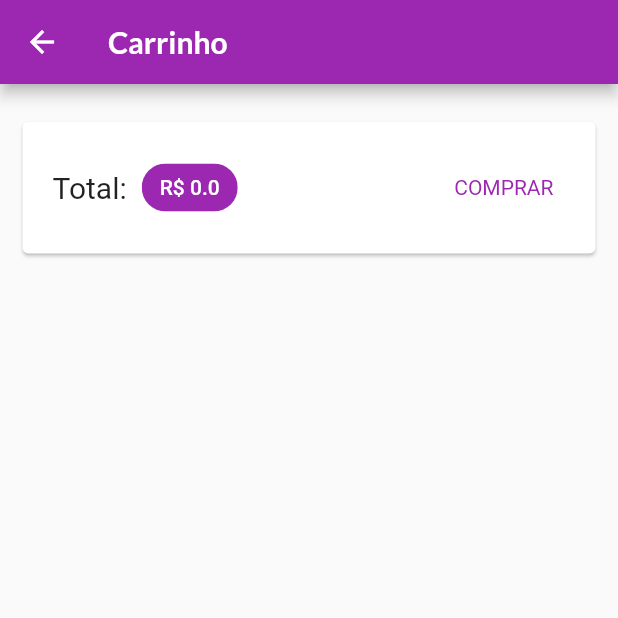
After one commit to jfcbxp/flutter-shop-curso, a Flutter app: the CartPage screen opened by its route, on a phone screen of 412 x 824 dp, the top half of it. The commit adds this screen. Run offline on Flutter 3.47's test engine with Material 2 defaults, Android fonts, the phone set to English and light mode, and no system bars; network calls fail.

Commit message:
adicionado tela de carrinho de compras

```diff
--- a/lib/main.dart
+++ b/lib/main.dart
@@ -2,6 +2,7 @@ import 'package:flutter/material.dart';
 import 'package:provider/provider.dart';
 import 'package:shop/model/cart.dart';
 import 'package:shop/model/product_list.dart';
+import 'package:shop/pages/cart_page.dart';
 import 'package:shop/pages/product_datail_page.dart';
 import 'package:shop/pages/products_overview_page.dart';
 import 'package:shop/utils/app_routes.dart';
@@ -48,7 +49,10 @@ class MyApp extends StatelessWidget {
           ),
         ),
         home: ProductsOverviewPage(),
-        routes: {AppRoutes.PRODUCT_DATAIL: (ctx) => ProductDetailPage()},
+        routes: {
+          AppRoutes.PRODUCT_DATAIL: (ctx) => ProductDetailPage(),
+          AppRoutes.CART: (ctx) => CartPage()
+        },
       ),
     );
   }
--- a/lib/model/cart.dart
+++ b/lib/model/cart.dart
@@ -1,6 +1,6 @@
 import 'dart:math';
 
-import 'package:flutter/cupertino.dart';
+import 'package:flutter/material.dart';
 import 'package:shop/model/cart_item.dart';
 import 'package:shop/model/product.dart';
 
@@ -18,7 +18,7 @@ class Cart with ChangeNotifier {
   double get totalAmount {
     double total = 0.0;
     _items.forEach((key, value) {
-      total += value.price + value.quantity;
+      total += value.price * value.quantity;
     });
     return total;
   }
--- a/lib/model/product.dart
+++ b/lib/model/product.dart
@@ -1,4 +1,4 @@
-import 'package:flutter/cupertino.dart';
+import 'package:flutter/material.dart';
 
 class Product with ChangeNotifier {
   final String id;
--- /dev/null
+++ b/lib/pages/cart_page.dart
@@ -0,0 +1,58 @@
+import 'package:flutter/material.dart';
+import 'package:provider/provider.dart';
+import 'package:shop/components/cart_item.dart';
+import 'package:shop/model/cart.dart';
+
+class CartPage extends StatelessWidget {
+  const CartPage({super.key});
+
+  @override
+  Widget build(BuildContext context) {
+    final Cart cart = Provider.of(context);
+    final items = cart.items.values.toList();
+    return Scaffold(
+      appBar: AppBar(
+        title: Text('Carrinho'),
+      ),
+      body: Column(children: [
+        Card(
+          margin: EdgeInsets.symmetric(horizontal: 15, vertical: 25),
+          child: Padding(
+            padding: const EdgeInsets.all(20),
+            child: Row(
+                mainAxisAlignment: MainAxisAlignment.spaceBetween,
+                children: [
+                  Text(
+                    'Total:',
+                    style: TextStyle(fontSize: 20),
+                  ),
+                  SizedBox(
+                    width: 10,
+                  ),
+                  Chip(
+                      backgroundColor: Theme.of(context).colorScheme.primary,
+                      label: Text(
+                        'R\$ ${cart.totalAmount}',
+                        style: TextStyle(color: Colors.white),
+                      )),
+                  Spacer(),
+                  TextButton(
+                    onPressed: () {},
+                    child: Text('COMPRAR'),
+                    style: TextButton.styleFrom(
+                        textStyle: TextStyle(
+                            color: Theme.of(context).colorScheme.primary)),
+                  )
+                ]),
+          ),
+        ),
+        Expanded(
+            child: ListView.builder(
+                itemCount: items.length,
+                itemBuilder: (ctx, index) => CartItemWidget(
+                      cartItem: items[index],
+                    )))
+      ]),
+    );
+  }
+}
--- a/lib/providers/counter.dart
+++ b/lib/providers/counter.dart
@@ -1,4 +1,4 @@
-import 'package:flutter/cupertino.dart';
+import 'package:flutter/material.dart';
 
 class CounterState {
   int _value = 0;
--- a/lib/utils/app_routes.dart
+++ b/lib/utils/app_routes.dart
@@ -1,3 +1,4 @@
 class AppRoutes {
   static const PRODUCT_DATAIL = '/product-datail';
+  static const CART = '/cart';
 }
```
Also changed, not shown: lib/components/cart_item.dart (added, +52 -0 lines), lib/pages/products_overview_page.dart (+6 -2 lines).
